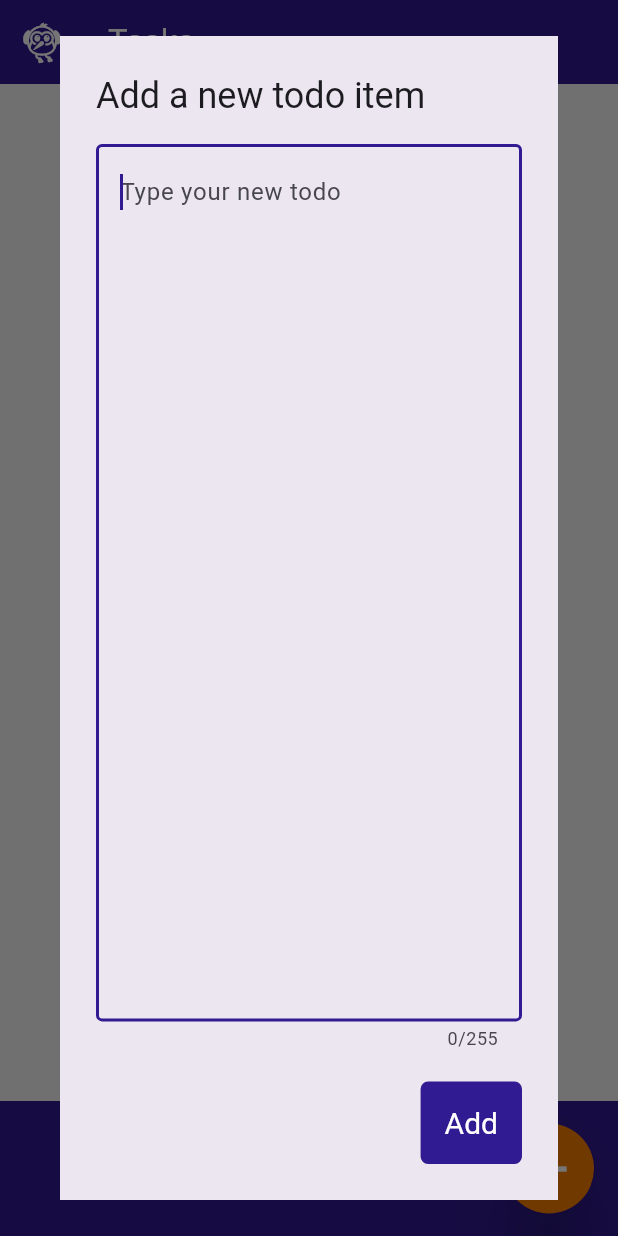
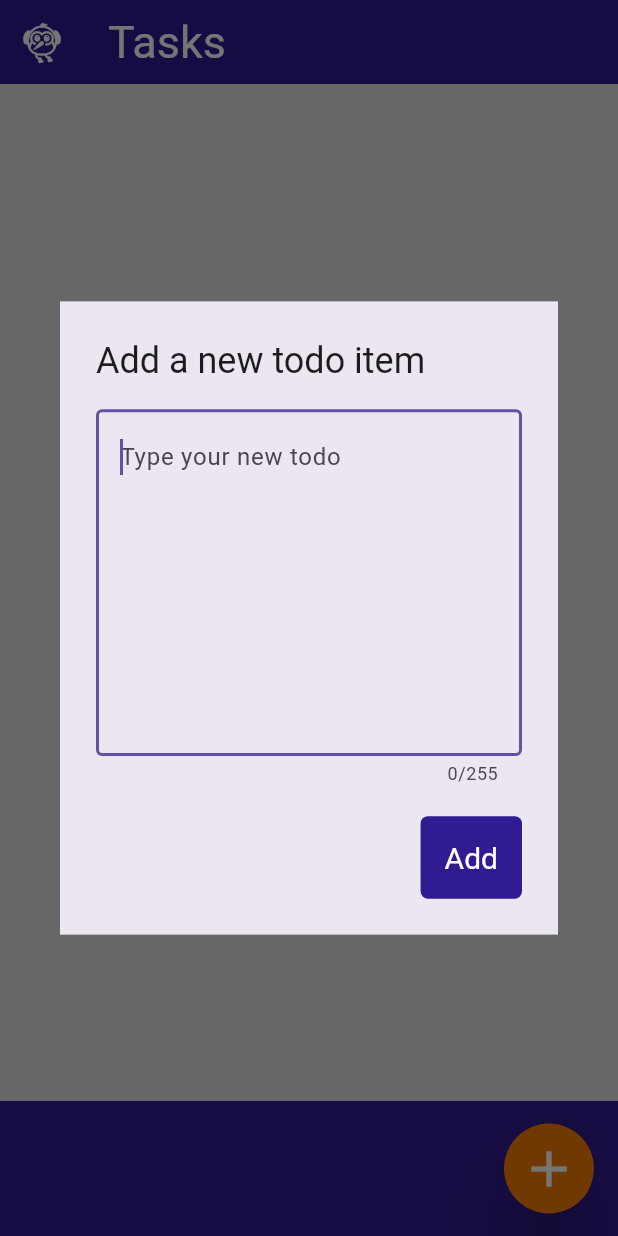
Before and after one commit to Simone-Sangiovanni/Tasks, a Flutter app: the screen it shows after launch, after a tap on the "add" icon, on a phone screen of 412 x 824 dp. Run offline on Flutter 3.47's test engine with Material 3 defaults, Android fonts, the phone set to English and light mode, and no system bars.

Commit message:
started implementing light and dark theme, creation of themplates for light and dark theme and started testing

```diff
--- a/lib/app_constant.dart
+++ /dev/null
@@ -1,8 +0,0 @@
-import 'package:flutter/material.dart';
-
-// in this class are defined all the constant values that are used inside the app
-class AppConstant {
-  static const String appTitle = "Tasks";
-
-  static Color mainColor = Colors.deepPurple.shade900;
-}
--- a/lib/bottom_app_bar/bottom_bar.dart
+++ b/lib/bottom_app_bar/bottom_bar.dart
@@ -8,7 +8,7 @@ class BottomBar extends StatelessWidget {
   Widget build(BuildContext context) {
     return BottomAppBar(
       shape: const CircularNotchedRectangle(),
-      color: Theme.of(context).colorScheme.primary,
+      color: Colors.deepPurple.shade900,
       height: 90,
       child: Container(
         alignment: Alignment.centerRight,
--- a/lib/main.dart
+++ b/lib/main.dart
@@ -1,9 +1,9 @@
 import 'package:flutter/material.dart';
 import 'package:flutter/services.dart';
 import 'package:provider/provider.dart';
-import 'package:tasks/app_constant.dart';
 import 'package:tasks/providers/task_list_model.dart';
 import 'package:tasks/my_home_page.dart';
+import 'package:tasks/themes/app_themes.dart';
 
 // TODO: add real app logo instead of the flutter logo that appear on the screen
 
@@ -29,15 +29,13 @@ class MyApp extends StatelessWidget {
     // entry for the app
     return MaterialApp(
       //TODO: complete the theme of the app
-      theme: ThemeData(
-        useMaterial3: true,
-        colorScheme: ColorScheme.fromSeed(
-          seedColor: AppConstant.mainColor,
-          primary: AppConstant.mainColor,
-        ),
-        scaffoldBackgroundColor: Colors.grey.shade100,
-      ),
-      title: AppConstant.appTitle,
+      // set the theme of the app based on the system theme
+      themeMode: ThemeMode.system,
+      //configure the light theme
+      theme: AppThemes.lightTheme,
+      //configure the dark theme
+      darkTheme: AppThemes.darkTheme,
+      title: "Tasks",
       home: const MyHomePage(),
     );
   }
--- a/lib/my_home_page.dart
+++ b/lib/my_home_page.dart
@@ -1,5 +1,4 @@
 import 'package:flutter/material.dart';
-import 'package:tasks/app_constant.dart';
 import 'package:tasks/bottom_app_bar/bottom_bar.dart';
 import 'package:tasks/task_list.dart';
 
@@ -12,16 +11,17 @@ class MyHomePage extends StatelessWidget {
     return Scaffold(
       // TODO: create a class that define the AppBar
       appBar: AppBar(
-        backgroundColor: Theme.of(context).colorScheme.primary,
+        backgroundColor: Theme.of(context).primaryColor,
         // TODO: change the icon with the real app logo
         leading: const Icon(
           Icons.flutter_dash,
           size: 30,
           color: Colors.white,
         ),
-        title: const Text(
-            AppConstant.appTitle,
-            style: TextStyle(color: Colors.white),
+        title: Text(
+          "Tasks",
+          //style: TextStyle(color: Colors.white),
+          style: Theme.of(context).textTheme.displayMedium,
         ),
       ),
       body: const TaskList(),
--- a/lib/task_dialog_box.dart
+++ b/lib/task_dialog_box.dart
@@ -1,6 +1,5 @@
 import 'package:flutter/material.dart';
 import 'package:provider/provider.dart';
-import 'package:tasks/app_constant.dart';
 import 'package:tasks/providers/task_list_model.dart';
 
 class TaskDialogBox extends StatelessWidget {
@@ -11,12 +10,14 @@ class TaskDialogBox extends StatelessWidget {
   @override
   Widget build(BuildContext context) {
     double screenWidth = MediaQuery.of(context).size.width;
+    double screenHeight = MediaQuery.of(context).size.height;
 
     return Consumer<TaskListModel>(
       builder: (context, value, child) => AlertDialog(
         title: const Text('Add a new todo item'),
         content: SizedBox(
           width: screenWidth * 0.9,
+          height: screenHeight * 0.3,
           child: TextField(
             controller: _textFieldController,
             autofocus: true,
@@ -34,7 +35,7 @@ class TaskDialogBox extends StatelessWidget {
         actions: <Widget>[
           Container(
             decoration: BoxDecoration(
-              color: AppConstant.mainColor,
+              color: Theme.of(context).primaryColor,
               borderRadius: BorderRadius.circular(5),
             ),
             child: TextButton(
--- a/lib/tasks/task_card.dart
+++ b/lib/tasks/task_card.dart
@@ -38,7 +38,7 @@ class _TaskCardState extends State<TaskCard>{
   @override
   Widget build(BuildContext context) {
     return Card(
-      color: Colors.grey.shade800,
+      color: Theme.of(context).primaryColor,
       child: ListTile(
         //TODO: modify
         leading: CircleAvatar(
@@ -46,7 +46,8 @@ class _TaskCardState extends State<TaskCard>{
         ),
         title: Text(
           widget.task.content,
-          style: TextStyle(color: Colors.white),
+          style: const TextStyle(color: Color(0xFFE0E0E0)),
+          //style: Theme.of(context).textTheme.displaySmall,
         ),
         onLongPress: () => _completed(),
       ),
--- /dev/null
+++ b/lib/themes/app_themes.dart
@@ -0,0 +1,23 @@
+import 'package:flutter/material.dart';
+import 'package:tasks/themes/text_themes.dart';
+
+class AppThemes {
+  //private constructor
+  AppThemes._();
+
+  static ThemeData lightTheme = ThemeData(
+    useMaterial3: true,
+    brightness: Brightness.light,
+    primaryColor: Colors.deepPurple.shade900,
+    scaffoldBackgroundColor: Colors.grey.shade300,
+    textTheme: TextThemes.lightTextTheme,
+  );
+
+  static ThemeData darkTheme = ThemeData(
+    useMaterial3: true,
+    brightness: Brightness.dark,
+    primaryColor: Colors.deepPurple.shade900,
+    scaffoldBackgroundColor: Colors.grey.shade900,
+    textTheme: TextThemes.darkTextTheme,
+  );
+}
--- /dev/null
+++ b/lib/themes/text_themes.dart
@@ -0,0 +1,37 @@
+import 'package:flutter/material.dart';
+
+class TextThemes {
+  TextThemes._();
+
+  static TextTheme lightTextTheme = TextTheme(
+    displayLarge: const TextStyle().copyWith(
+      fontSize: 38,
+      fontWeight: FontWeight.bold,
+      color: Colors.white
+    ),
+    displayMedium: const TextStyle().copyWith(
+      fontSize: 30,
+      color: Colors.white
+    ),
+    displaySmall: const TextStyle().copyWith(
+      fontSize: 24,
+      color: Colors.white
+    ),
+  );
+
+  static TextTheme darkTextTheme = TextTheme(
+    displayLarge: const TextStyle().copyWith(
+      fontSize: 38,
+      fontWeight: FontWeight.bold,
+      color: Colors.white
+    ),
+    displayMedium: const TextStyle().copyWith(
+      fontSize: 30,
+      color: Colors.white
+    ),
+    displaySmall: const TextStyle().copyWith(
+      fontSize: 24,
+      color: Colors.white
+    ),
+  );
+}
```
Also changed, not shown: 1 other file.
